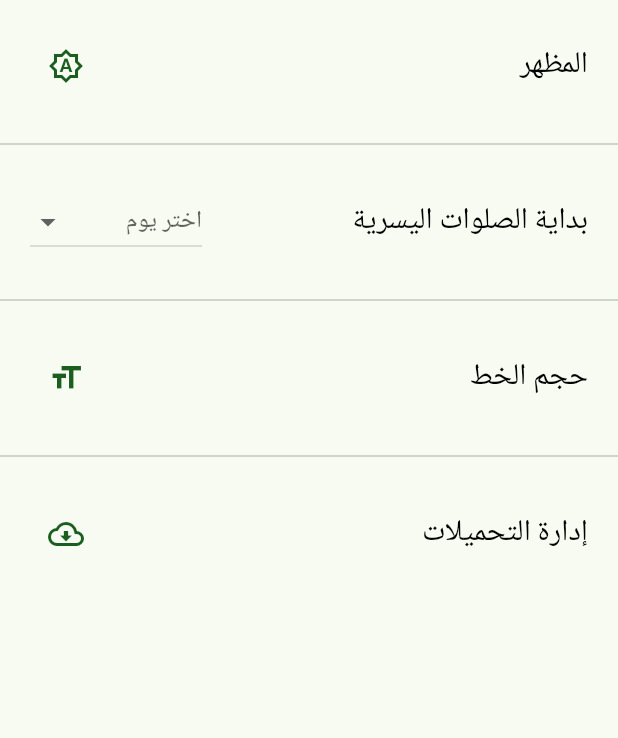
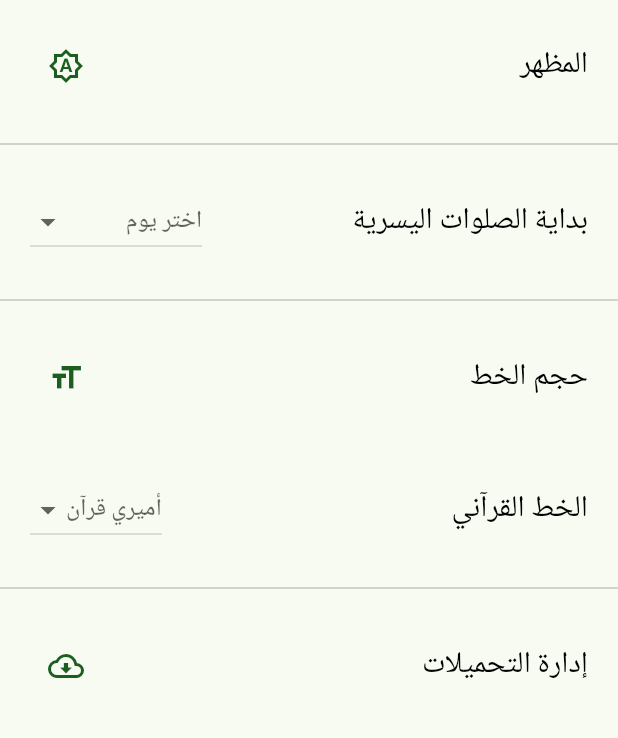
Before and after one commit to MuhammadSwa/dorar_yousria_old, a Flutter app: the SettingsScreen screen opened by its route, on a phone screen of 412 x 824 dp, the part 84-822 px from its top. Run offline on Flutter 3.47's test engine with Material 3 defaults, Android fonts, the light colour scheme and no system bars; our stand-ins replace adaptive_theme, adhan, audio_video_progress_bar, easy_rich_text, easy_search_bar, flutter_svg and 7 more; missing offline and left inert: background_downloader, just_audio_media_kit, pdfrx; accounts and stored records are empty; statements that could not run were skipped; project files that could hold a hidden picture were left out.

Commit message:
add fontfamily settings

```diff
--- a/lib/screens/settings_screen/settings_screen.dart
+++ b/lib/screens/settings_screen/settings_screen.dart
@@ -97,6 +97,7 @@ class SettingsScreen extends StatelessWidget {
                 ],
               ),
             ),
+            FontFamilySettingsWidget(),
             const Divider(),
             Padding(
               padding: const EdgeInsets.all(20),
@@ -110,7 +111,7 @@ class SettingsScreen extends StatelessWidget {
                   ),
                   IconButton(
                       onPressed: () {
-                      context.push('/downloadManager/0');
+                        context.push('/downloadManager/0');
                       },
                       icon: const Icon(Icons.cloud_download_outlined))
                 ],
@@ -126,8 +127,68 @@ class SettingsScreen extends StatelessWidget {
 
 class FontController extends GetxController {
   var fontSize = SharedPreferencesService.getFontSize().obs;
+  var fontFamily = SharedPreferencesService.getQuranFontFamily().obs;
+
   changeSize(double newSize) {
     fontSize.value = newSize;
     SharedPreferencesService.setFontSize(newSize);
   }
+
+  changeFamily(String newFamily) {
+    fontFamily.value = newFamily;
+    SharedPreferencesService.setQuranFontFamily(newFamily);
+  }
 }
+
+class FontFamilySettingsWidget extends StatefulWidget {
+  const FontFamilySettingsWidget({super.key});
+
+  @override
+  State<FontFamilySettingsWidget> createState() =>
+      _FontFamilySettingsWidgetState();
+}
+
+class _FontFamilySettingsWidgetState extends State<FontFamilySettingsWidget> {
+  String araFontFamily() {
+    final fc = Get.put(FontController());
+    final eng = fc.fontFamily.value;
+    return eng == 'Amiri' ? 'أميري' : 'أميري قرآن';
+  }
+
+  final fc = Get.put(FontController());
+  @override
+  Widget build(BuildContext context) {
+    String fontFamily = araFontFamily();
+    return Padding(
+      padding: const EdgeInsets.all(20),
+      child: Row(mainAxisAlignment: MainAxisAlignment.spaceBetween, children: [
+        const Text(
+          'الخط القرآني',
+          style: TextStyle(fontSize: 20),
+        ),
+        DropdownButton(
+          // value: 0,
+          hint: Text(fontFamily),
+          onChanged: (font) {
+            setState(() {
+              fc.changeFamily(font!);
+              fontFamily = araFontFamily();
+            });
+          },
+          items: const <DropdownMenuItem<String>>[
+            DropdownMenuItem(
+              alignment: Alignment.centerRight,
+              value: 'Amiri',
+              child: Text('أميري'),
+            ),
+            DropdownMenuItem(
+              alignment: Alignment.centerRight,
+              value: 'AmiriQuran',
+              child: Text('أميري قرآن'),
+            ),
+          ],
+        ),
+      ]),
+    );
+  }
+}
--- a/lib/screens/zikr_screen/zikr_screen.dart
+++ b/lib/screens/zikr_screen/zikr_screen.dart
@@ -49,13 +49,13 @@ const String araLettersRegex = '\u0600-\u06FF';
 
 class _ZikrContentWidgetState extends State<ZikrContentWidget> {
   // TODO: ground settings options in one SettingsController?
-  final cf = Get.put(FontController());
+  final fc = Get.put(FontController());
   @override
   Widget build(BuildContext context) {
     final Zikr zikr = allAzkar.azkarCategMap[widget.title]!;
     return GetX<FontController>(
       builder: (_) {
-        final fontSize = cf.fontSize.value;
+        final fontSize = fc.fontSize.value;
         return SingleChildScrollView(
             child: Padding(
           padding: const EdgeInsets.symmetric(horizontal: 16.0, vertical: 7),
@@ -139,7 +139,7 @@ class _ZikrContentWidgetState extends State<ZikrContentWidget> {
                       'بِسْمِ اللَّهِ الرَّحْمَنِ الرَّحِيمِ'
                     ],
                     style: TextStyle(
-                      fontFamily: "AmiriQuran",
+                      fontFamily: fc.fontFamily.value,
                       color: Theme.of(context).textTheme.bodyMedium!.color,
                     ),
                   ),
--- a/lib/services/shared_prefs.dart
+++ b/lib/services/shared_prefs.dart
@@ -104,6 +104,14 @@ class SharedPreferencesService {
     return size;
   }
 
+  static void setQuranFontFamily(String fontFamily) {
+    _sharedPreferences!.setString('quran_font_family', fontFamily);
+  }
+
+  static String getQuranFontFamily() {
+    return _sharedPreferences!.getString('quran_font_family') ?? 'AmiriQuran';
+  }
+
   static void setHijriDayOffset(int offset) {
     print('setting offest to $offset');
     _sharedPreferences!.setInt('hijri_day_offset', offset);
```
